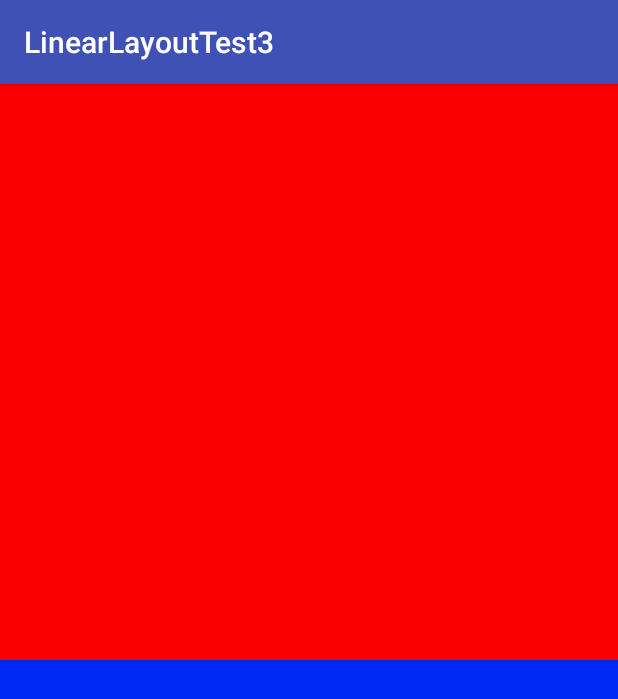
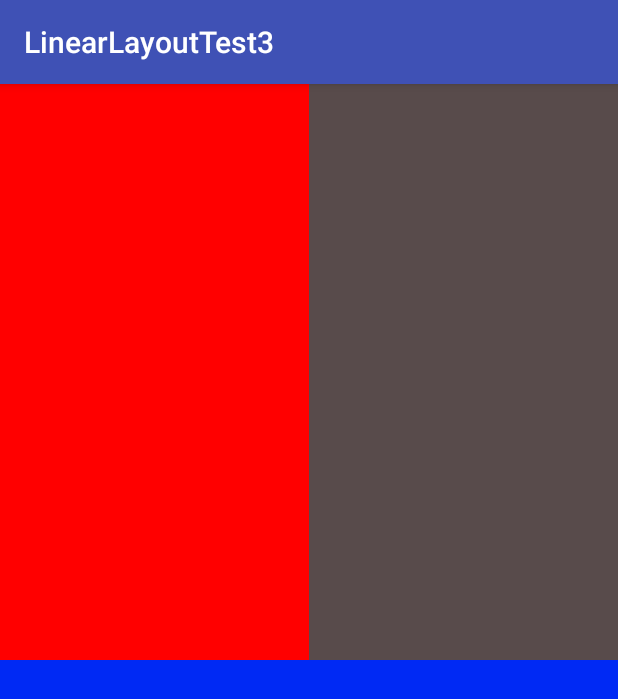
Before and after one commit to mykimn/LinearlayoutTest3, an Android app: the screen it shows after launch (MainActivity), on a phone screen of 412 x 824 dp. Shown: the top 699 px of the screen. Run offline under Robolectric (Android 15) with nearby library versions, the phone set to English and light mode, and no system bars.

Commit message:
#2 top linearlayout

```diff
--- a/app/src/main/res/layout/activity_main.xml
+++ b/app/src/main/res/layout/activity_main.xml
@@ -15,18 +15,27 @@
         android:background="#fc0000"
         >
         <LinearLayout
-            android:layout_width="match_parent"
-            android:layout_height="wrap_content"
-            android:layout_weight="0.5"
-            android:background="#fccaca"
+            android:orientation="horizontal"
+            android:layout_width="0dp"
+            android:layout_height="match_parent"
+            android:layout_weight="1"
+            android:background="#ff0000"
             >
         </LinearLayout>
         <LinearLayout
-            android:layout_width="match_parent"
-            android:layout_height="wrap_content"
-            android:layout_weight="0.5"
+            android:layout_width="0dp"
+            android:layout_height="match_parent"
+            android:layout_weight="1"
             android:background="#be7979"
             >
+            <LinearLayout
+                android:orientation="horizontal"
+                android:layout_width="0dp"
+                android:layout_height="match_parent"
+                android:layout_weight="1"
+                android:background="#584b4b"
+                >
+            </LinearLayout>
         </LinearLayout>
     </LinearLayout>
     <LinearLayout
```
